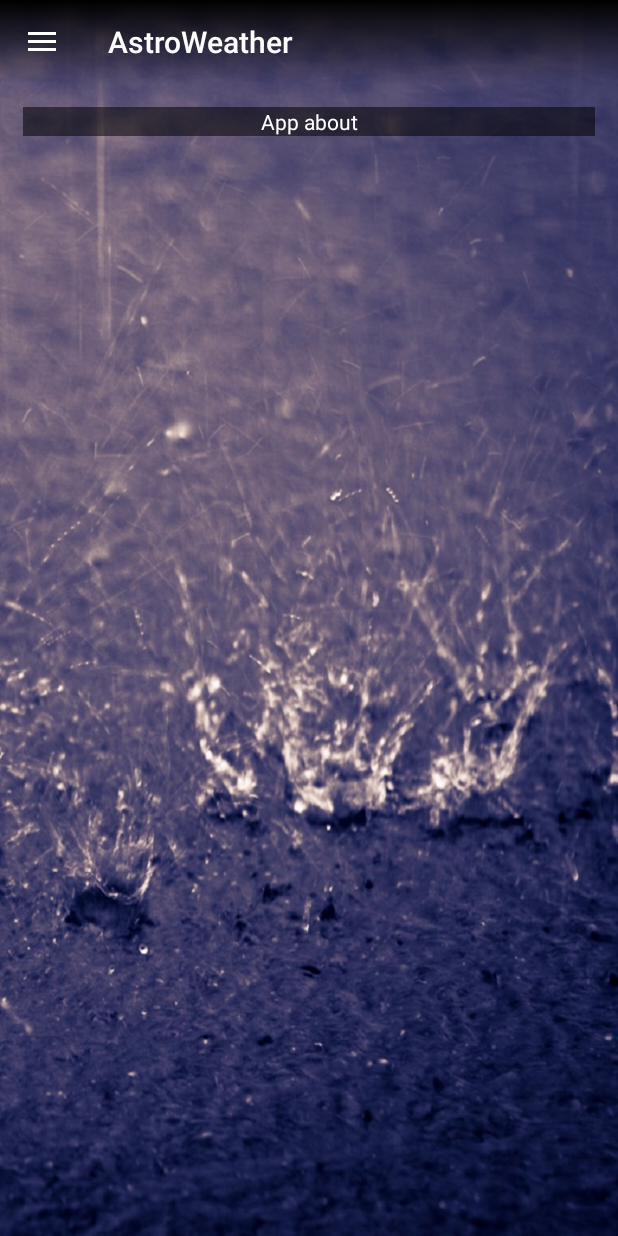
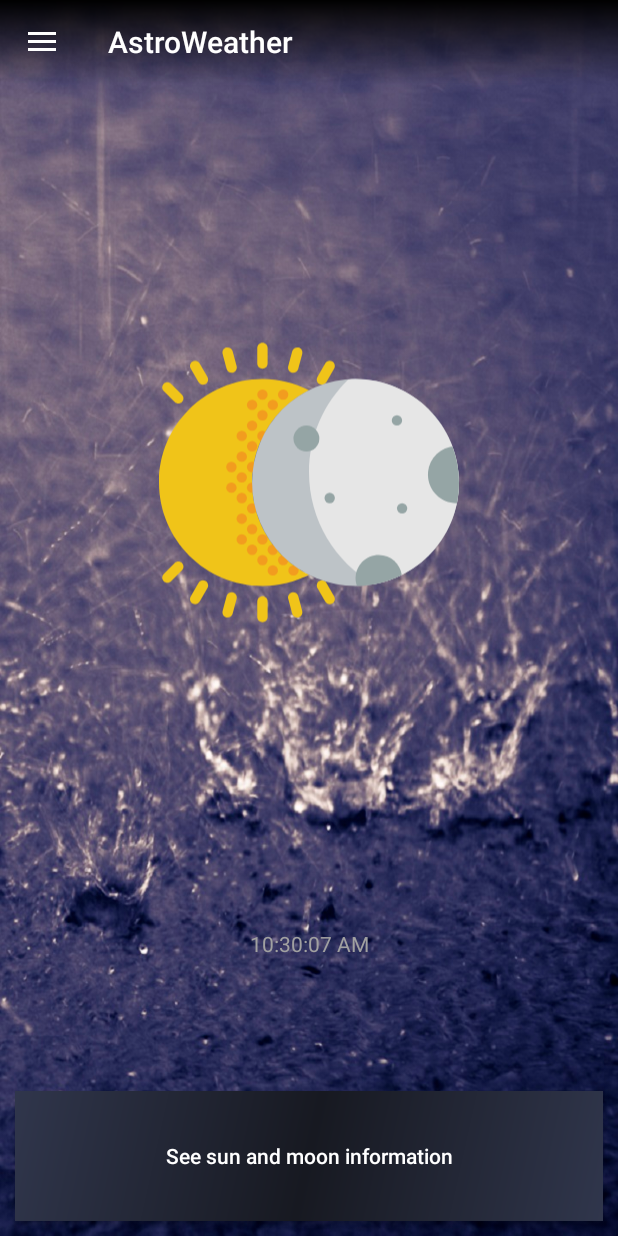
Before and after one commit to lukhol/AstroWeather, an Android app: the screen it shows after launch (MainActivity), on a phone screen of 412 x 824 dp. Run offline under Robolectric (Android 15) with nearby library versions, the phone set to English and light mode, and no system bars; our stand-ins replace Dagger/Hilt's generated code.

Commit message:
Added main page (comment in bracket added using gitcommit--ammend, to save use :wq)

```diff
--- a/app/src/main/java/com/politechnika/lukasz/astroweather/MainActivity.java
+++ b/app/src/main/java/com/politechnika/lukasz/astroweather/MainActivity.java
@@ -13,8 +13,7 @@ import android.support.v7.widget.Toolbar;
 import android.view.MenuItem;
 import android.view.WindowManager;
 import android.widget.TextView;
-
-import com.politechnika.lukasz.astroweather.fragments.BlankFragment;
+import com.politechnika.lukasz.astroweather.fragments.MainInfoFragment;
 import com.politechnika.lukasz.dagger.DaggerApplication;
 import com.politechnika.lukasz.helpers.IPermissionHelper;
 import com.politechnika.lukasz.helpers.ISharedPreferenceHelper;
@@ -46,7 +45,7 @@ public class MainActivity extends AppCompatActivity
         toolbar = (Toolbar) findViewById(R.id.toolbar);
         setSupportActionBar(toolbar);
 
-        setFragment(R.id.fragment_container_one, new BlankFragment());
+        setFragment(R.id.fragment_container_one, new MainInfoFragment());
 
         DrawerLayout drawer = (DrawerLayout) findViewById(R.id.drawer_layout);
         ActionBarDrawerToggle toggle = new ActionBarDrawerToggle(
@@ -113,4 +112,9 @@ public class MainActivity extends AppCompatActivity
         drawer.closeDrawer(GravityCompat.START);
         return true;
     }
+
+    public void onSunAndMoonButtonClicked(View view){
+        Intent astroInfoActivity = new Intent(this, AstroInfoActivity.class);
+        startActivity(astroInfoActivity);
+    }
 }
--- /dev/null
+++ b/app/src/main/java/com/politechnika/lukasz/astroweather/fragments/MainInfoFragment.java
@@ -0,0 +1,27 @@
+package com.politechnika.lukasz.astroweather.fragments;
+
+import android.content.Context;
+import android.net.Uri;
+import android.os.Bundle;
+import android.support.v4.app.Fragment;
+import android.view.LayoutInflater;
+import android.view.View;
+import android.view.ViewGroup;
+
+import com.politechnika.lukasz.astroweather.R;
+
+/**
+ * A simple {@link Fragment} subclass.
+ * Activities that contain this fragment must implement the
+ * {@link MainInfoFragment.OnFragmentInteractionListener} interface
+ * to handle interaction events.
+ */
+public class MainInfoFragment extends Fragment {
+
+    public MainInfoFragment() {}
+
+    @Override
+    public View onCreateView(LayoutInflater inflater, ViewGroup container, Bundle savedInstanceState) {
+        return inflater.inflate(R.layout.fragment_main_info, container, false);
+    }
+}
--- /dev/null
+++ b/app/src/main/res/drawable/ic_moon_sun.xml
@@ -0,0 +1,51 @@
+<vector android:height="240dp" android:viewportHeight="58.0"
+    android:viewportWidth="58.0" android:width="240dp" xmlns:android="http://schemas.android.com/apk/res/android">
+    <path android:fillColor="#F0C419" android:pathData="M20,2c-0.55,0 -1,0.45 -1,1v3c0,0.55 0.45,1 1,1s1,-0.45 1,-1V3C21,2.45 20.55,2 20,2z"/>
+    <path android:fillColor="#F0C419" android:pathData="M20,51c-0.55,0 -1,0.45 -1,1v3c0,0.55 0.45,1 1,1s1,-0.45 1,-1v-3C21,51.45 20.55,51 20,51z"/>
+    <path android:fillColor="#F0C419" android:pathData="M3.03,44.56l-2.12,2.12c-0.39,0.39 -0.39,1.02 0,1.41c0.19,0.19 0.45,0.29 0.71,0.29s0.51,-0.1 0.71,-0.29l2.12,-2.12c0.39,-0.39 0.39,-1.02 0,-1.41S3.42,44.17 3.03,44.56z"/>
+    <path android:fillColor="#F0C419" android:pathData="M2.32,9.91c-0.39,-0.39 -1.02,-0.39 -1.41,0s-0.39,1.02 0,1.41l2.12,2.12c0.19,0.19 0.45,0.29 0.71,0.29s0.51,-0.1 0.71,-0.29c0.39,-0.39 0.39,-1.02 0,-1.41L2.32,9.91z"/>
+    <path android:fillColor="#F0C419" android:pathData="M26.99,2.92c-0.53,-0.14 -1.08,0.17 -1.23,0.71l-0.78,2.9c-0.14,0.53 0.17,1.08 0.71,1.23c0.09,0.02 0.17,0.03 0.26,0.03c0.44,0 0.85,-0.29 0.96,-0.74l0.78,-2.9C27.84,3.61 27.52,3.06 26.99,2.92z"/>
+    <path android:fillColor="#F0C419" android:pathData="M14.31,50.25c-0.53,-0.14 -1.08,0.17 -1.23,0.71l-0.78,2.9c-0.14,0.53 0.17,1.08 0.71,1.23c0.09,0.02 0.17,0.03 0.26,0.03c0.44,0 0.85,-0.29 0.96,-0.74l0.78,-2.9C15.16,50.94 14.84,50.39 14.31,50.25z"/>
+    <path android:fillColor="#F0C419" android:pathData="M26.92,50.96c-0.14,-0.53 -0.69,-0.85 -1.23,-0.71c-0.53,0.14 -0.85,0.69 -0.71,1.23l0.78,2.9c0.12,0.45 0.52,0.74 0.96,0.74c0.09,0 0.17,-0.01 0.26,-0.03c0.53,-0.14 0.85,-0.69 0.71,-1.23L26.92,50.96z"/>
+    <path android:fillColor="#F0C419" android:pathData="M14.24,3.63c-0.14,-0.53 -0.69,-0.85 -1.23,-0.71c-0.53,0.14 -0.85,0.69 -0.71,1.23l0.78,2.9c0.12,0.45 0.52,0.74 0.96,0.74c0.09,0 0.17,-0.01 0.26,-0.03c0.53,-0.14 0.85,-0.69 0.71,-1.23L14.24,3.63z"/>
+    <path android:fillColor="#F0C419" android:pathData="M32.37,48.42c-0.28,-0.48 -0.89,-0.64 -1.37,-0.37c-0.48,0.28 -0.64,0.89 -0.37,1.37l1.5,2.6c0.19,0.32 0.52,0.5 0.87,0.5c0.17,0 0.34,-0.04 0.5,-0.13c0.48,-0.28 0.64,-0.89 0.37,-1.37L32.37,48.42z"/>
+    <path android:fillColor="#F0C419" android:pathData="M7.87,5.98C7.59,5.5 6.98,5.34 6.5,5.62C6.02,5.89 5.86,6.51 6.13,6.98l1.5,2.6c0.19,0.32 0.52,0.5 0.87,0.5c0.17,0 0.34,-0.04 0.5,-0.13C9.48,9.67 9.64,9.06 9.37,8.58L7.87,5.98z"/>
+    <path android:fillColor="#F0C419" android:pathData="M31,9.95c0.16,0.09 0.33,0.13 0.5,0.13c0.35,0 0.68,-0.18 0.87,-0.5l1.5,-2.6c0.28,-0.48 0.11,-1.09 -0.37,-1.37c-0.48,-0.28 -1.09,-0.11 -1.37,0.37l-1.5,2.6C30.36,9.06 30.52,9.67 31,9.95z"/>
+    <path android:fillColor="#F0C419" android:pathData="M9,48.05c-0.48,-0.28 -1.09,-0.11 -1.37,0.37l-1.5,2.6c-0.28,0.48 -0.11,1.09 0.37,1.37c0.16,0.09 0.33,0.13 0.5,0.13c0.35,0 0.68,-0.18 0.87,-0.5l1.5,-2.6C9.64,48.94 9.48,48.33 9,48.05z"/>
+    <path android:fillColor="#F0C419" android:pathData="M18,29c0,-7.8 4.48,-14.55 11,-17.84C26.29,9.79 23.24,9 20,9C8.95,9 0,17.95 0,29c0,11.05 8.95,20 20,20c3.24,0 6.29,-0.79 9,-2.16C22.48,43.55 18,36.8 18,29z"/>
+    <path android:fillColor="#F29C1F" android:pathData="M16,20m-1,0a1,1 0,1 1,2 0a1,1 0,1 1,-2 0"/>
+    <path android:fillColor="#F29C1F" android:pathData="M20,20m-1,0a1,1 0,1 1,2 0a1,1 0,1 1,-2 0"/>
+    <path android:fillColor="#F29C1F" android:pathData="M18,18m-1,0a1,1 0,1 1,2 0a1,1 0,1 1,-2 0"/>
+    <path android:fillColor="#F29C1F" android:pathData="M20,16m-1,0a1,1 0,1 1,2 0a1,1 0,1 1,-2 0"/>
+    <path android:fillColor="#F29C1F" android:pathData="M22,14m-1,0a1,1 0,1 1,2 0a1,1 0,1 1,-2 0"/>
+    <path android:fillColor="#F29C1F" android:pathData="M24,12m-1,0a1,1 0,1 1,2 0a1,1 0,1 1,-2 0"/>
+    <path android:fillColor="#F29C1F" android:pathData="M20,12m-1,0a1,1 0,1 1,2 0a1,1 0,1 1,-2 0"/>
+    <path android:fillColor="#F29C1F" android:pathData="M18,14m-1,0a1,1 0,1 1,2 0a1,1 0,1 1,-2 0"/>
+    <path android:fillColor="#F29C1F" android:pathData="M18,22m-1,0a1,1 0,1 1,2 0a1,1 0,1 1,-2 0"/>
+    <path android:fillColor="#F29C1F" android:pathData="M14,26m-1,0a1,1 0,1 1,2 0a1,1 0,1 1,-2 0"/>
+    <path android:fillColor="#F29C1F" android:pathData="M16,24m-1,0a1,1 0,1 1,2 0a1,1 0,1 1,-2 0"/>
+    <path android:fillColor="#F29C1F" android:pathData="M18,26m-1,0a1,1 0,1 1,2 0a1,1 0,1 1,-2 0"/>
+    <path android:fillColor="#F29C1F" android:pathData="M16,28m-1,0a1,1 0,1 1,2 0a1,1 0,1 1,-2 0"/>
+    <path android:fillColor="#F29C1F" android:pathData="M14,30m-1,0a1,1 0,1 1,2 0a1,1 0,1 1,-2 0"/>
+    <path android:fillColor="#F29C1F" android:pathData="M16,32m-1,0a1,1 0,1 1,2 0a1,1 0,1 1,-2 0"/>
+    <path android:fillColor="#F29C1F" android:pathData="M16,36m-1,0a1,1 0,1 1,2 0a1,1 0,1 1,-2 0"/>
+    <path android:fillColor="#F29C1F" android:pathData="M18,34m-1,0a1,1 0,1 1,2 0a1,1 0,1 1,-2 0"/>
+    <path android:fillColor="#F29C1F" android:pathData="M18,30m-1,0a1,1 0,1 1,2 0a1,1 0,1 1,-2 0"/>
+    <path android:fillColor="#F29C1F" android:pathData="M18,38m-1,0a1,1 0,1 1,2 0a1,1 0,1 1,-2 0"/>
+    <path android:fillColor="#F29C1F" android:pathData="M16,40m-1,0a1,1 0,1 1,2 0a1,1 0,1 1,-2 0"/>
+    <path android:fillColor="#F29C1F" android:pathData="M18,42m-1,0a1,1 0,1 1,2 0a1,1 0,1 1,-2 0"/>
+    <path android:fillColor="#F29C1F" android:pathData="M20,40m-1,0a1,1 0,1 1,2 0a1,1 0,1 1,-2 0"/>
+    <path android:fillColor="#F29C1F" android:pathData="M20,44m-1,0a1,1 0,1 1,2 0a1,1 0,1 1,-2 0"/>
+    <path android:fillColor="#F29C1F" android:pathData="M22,42m-1,0a1,1 0,1 1,2 0a1,1 0,1 1,-2 0"/>
+    <path android:fillColor="#F29C1F" android:pathData="M22,46m-1,0a1,1 0,1 1,2 0a1,1 0,1 1,-2 0"/>
+    <path android:fillColor="#F29C1F" android:pathData="M26,46m-1,0a1,1 0,1 1,2 0a1,1 0,1 1,-2 0"/>
+    <path android:fillColor="#F29C1F" android:pathData="M24,44m-1,0a1,1 0,1 1,2 0a1,1 0,1 1,-2 0"/>
+    <path android:fillColor="#BDC3C7" android:pathData="M38,29m-20,0a20,20 0,1 1,40 0a20,20 0,1 1,-40 0"/>
+    <path android:fillColor="#E6E6E6" android:pathData="M38,9c-0.48,0 -0.94,0.04 -1.41,0.07C31.91,13.61 29,19.97 29,27c0,9.27 5.05,17.35 12.54,21.67C50.89,47 58,38.84 58,29C58,17.95 49.05,9 38,9z"/>
+    <path android:fillColor="#95A5A5" android:pathData="M33,32m-1,0a1,1 0,1 1,2 0a1,1 0,1 1,-2 0"/>
+    <path android:fillColor="#95A5A5" android:pathData="M46,17m-1,0a1,1 0,1 1,2 0a1,1 0,1 1,-2 0"/>
+    <path android:fillColor="#95A5A5" android:pathData="M47,34m-1,0a1,1 0,1 1,2 0a1,1 0,1 1,-2 0"/>
+    <path android:fillColor="#95A5A5" android:pathData="M28.5,20.5m-2.5,0a2.5,2.5 0,1 1,5 0a2.5,2.5 0,1 1,-5 0"/>
+    <path android:fillColor="#95A5A5" android:pathData="M52,27.5c0,3.04 2.46,5.5 5.5,5.5c0.03,0 0.07,-0 0.1,-0C57.86,31.7 58,30.37 58,29c0,-2.44 -0.46,-4.78 -1.26,-6.94C54.06,22.43 52,24.72 52,27.5z"/>
+    <path android:fillColor="#95A5A5" android:pathData="M42.5,43c-2.48,0 -4.5,2.02 -4.5,4.5c0,0.52 0.11,1.02 0.27,1.49c3.12,-0.04 6.05,-0.8 8.67,-2.11C46.63,44.69 44.77,43 42.5,43z"/>
+</vector>
--- a/app/src/main/res/drawable/ic_sun.xml
+++ b/app/src/main/res/drawable/ic_sun.xml
@@ -1,5 +1,5 @@
-<vector android:height="24dp" android:viewportHeight="60.0"
-    android:viewportWidth="60.0" android:width="24dp" xmlns:android="http://schemas.android.com/apk/res/android">
+<vector android:height="240dp" android:viewportHeight="60.0"
+    android:viewportWidth="60.0" android:width="240dp" xmlns:android="http://schemas.android.com/apk/res/android">
     <path android:fillColor="#F0C419" android:pathData="M30,0c-0.55,0 -1,0.45 -1,1v6c0,0.55 0.45,1 1,1s1,-0.45 1,-1V1C31,0.45 30.55,0 30,0z"/>
     <path android:fillColor="#F0C419" android:pathData="M30,52c-0.55,0 -1,0.45 -1,1v6c0,0.55 0.45,1 1,1s1,-0.45 1,-1v-6C31,52.45 30.55,52 30,52z"/>
     <path android:fillColor="#F0C419" android:pathData="M59,29h-6c-0.55,0 -1,0.45 -1,1s0.45,1 1,1h6c0.55,0 1,-0.45 1,-1S59.55,29 59,29z"/>
--- a/app/src/main/res/layout/app_bar_main.xml
+++ b/app/src/main/res/layout/app_bar_main.xml
@@ -15,20 +15,10 @@
         app:popupTheme="@style/AppTheme.PopupOverlay"
         android:background="@drawable/background_toolbar_translucent"/>
 
-    <ScrollView
-        android:layout_width="match_parent"
-        android:layout_height="match_parent">
-        <LinearLayout
-            android:orientation="vertical"
-            android:layout_width="match_parent"
-            android:layout_height="match_parent">
 
             <FrameLayout
                 android:id="@+id/fragment_container_one"
                 android:layout_width="match_parent"
-                android:layout_height="0dp"
-                android:layout_weight="1"
+                android:layout_height="match_parent"
                 app:layout_behavior="@string/appbar_scrolling_view_behavior" />
-        </LinearLayout>
-    </ScrollView>
 </LinearLayout>
--- /dev/null
+++ b/app/src/main/res/layout/fragment_main_info.xml
@@ -0,0 +1,38 @@
+<FrameLayout
+    android:layout_width="match_parent"
+    android:layout_height="match_parent"
+    xmlns:android="http://schemas.android.com/apk/res/android">
+    <LinearLayout
+        android:layout_width="match_parent"
+        android:layout_height="match_parent"
+        android:orientation="vertical">
+     <ImageView
+            android:layout_width="200dp"
+            android:layout_height="0dp"
+            android:layout_weight="5"
+            android:src="@drawable/ic_moon_sun"
+            android:layout_gravity="top|center"
+            android:layout_marginTop="50dp"/>
+        <TextClock
+            android:id="@+id/textClock"
+            android:layout_width="match_parent"
+            android:layout_height="0dp"
+            android:layout_weight="2"
+            android:format12Hour="hh:mm:ss a"
+            android:format24Hour="hh:mm:ss a"
+            android:layout_marginTop="5dp"
+            android:layout_marginBottom="2dp"
+            android:textColor="#A1A1A1"
+            android:gravity="center"
+            android:layout_gravity="center"/>
+        <Button
+            android:text="See sun and moon information"
+            android:layout_width="match_parent"
+            android:layout_height="0dp"
+            android:layout_weight="1"
+            android:textAllCaps="false"
+            android:background="@drawable/side_nav_bar"
+            android:layout_margin="10dp"
+            android:onClick="onSunAndMoonButtonClicked" />
+    </LinearLayout>
+</FrameLayout>
--- a/app/src/main/res/layout/fragment_sun.xml
+++ b/app/src/main/res/layout/fragment_sun.xml
@@ -16,8 +16,8 @@
         android:layout_centerHorizontal="true"
         android:layout_gravity="center"/>
     <ImageView
-        android:layout_width="wrap_content"
-        android:layout_height="wrap_content"
+        android:layout_width="24dp"
+        android:layout_height="24dp"
         android:src="@drawable/ic_sun"
         android:paddingTop="6dp"
         android:layout_marginRight="6dp"
```
Also changed, not shown: app/src/main/java/com/politechnika/lukasz/astroweather/fragments/IAstroFragment.java (deleted, +0 -9 lines), app/src/main/res/drawable/button_main_shape.xml (added, +12 -0 lines), app/src/main/res/layout/activity_settings.xml (+73 -3 lines), app/src/main/res/layout/fragment_blank_two.xml (deleted, +0 -19 lines), app/src/main/res/layout/settings_layout.xml (deleted, +0 -75 lines).
